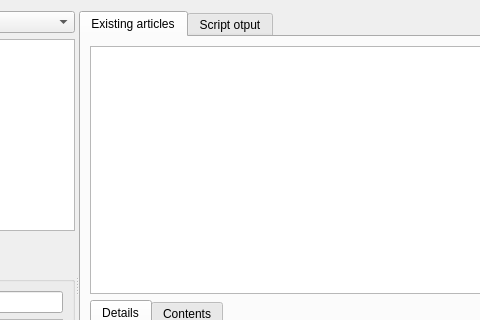
This is src/librssguard/gui/dialogs/formmessagefiltersmanager.ui in martinrotter/rssguard as Qt 5 draws it before an edit; both pictures show x 512 to 992 and y 0 to 320 of the 1085 by 597 pixel window. The edited form follows.
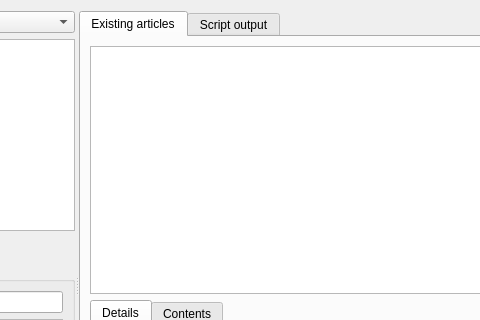
This is the edited form. Custom widgets are drawn as their Qt base class.

The edit to the form file:
```diff
--- a/src/librssguard/gui/dialogs/formmessagefiltersmanager.ui
+++ b/src/librssguard/gui/dialogs/formmessagefiltersmanager.ui
@@ -377,7 +377,7 @@
       </widget>
       <widget class="QWidget" name="m_tabScriptOutput">
        <attribute name="title">
-        <string>Script otput</string>
+        <string>Script output</string>
        </attribute>
        <layout class="QHBoxLayout" name="horizontalLayout_3">
         <item>
```
Left out of the diff: 14 changed lines with no effect on the pictures.
